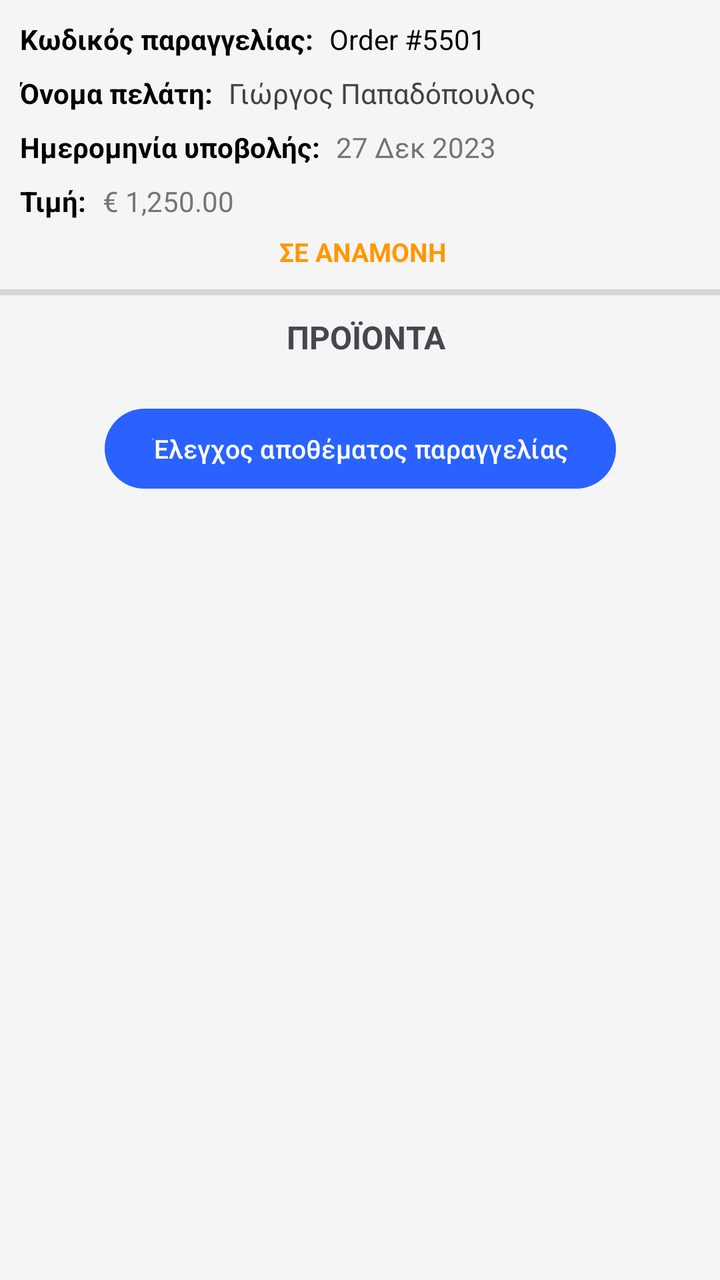
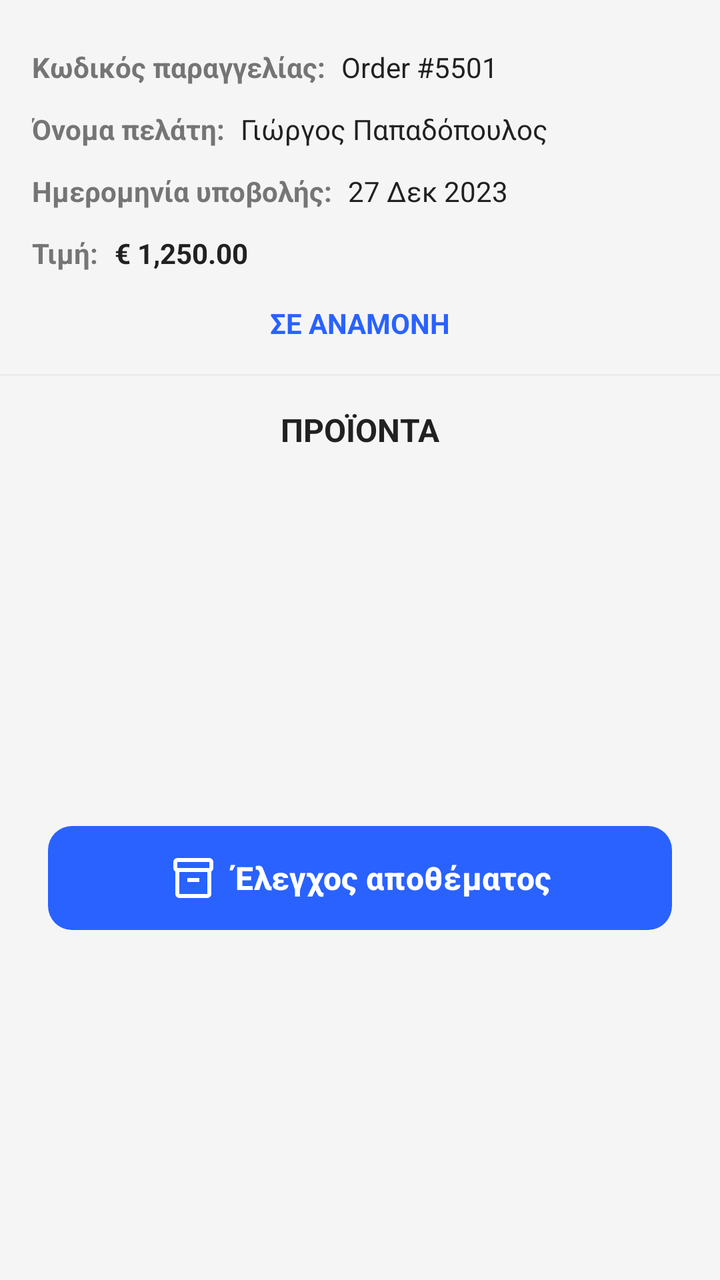

Two renders of the same Android screen: before a commit and after it. Below are the layout's source before the change and the commit's diff.
<!-- AndroidManifest.xml: application theme Theme.Team21 -->
<!-- res/layout/activity_order_preparation_details.xml -->
<?xml version="1.0" encoding="utf-8"?>
<ScrollView xmlns:android="http://schemas.android.com/apk/res/android"
    xmlns:app="http://schemas.android.com/apk/res-auto"
    xmlns:tools="http://schemas.android.com/tools"
    android:layout_width="match_parent"
    android:layout_height="match_parent"
    android:fillViewport="true">

    <androidx.constraintlayout.widget.ConstraintLayout
        android:id="@+id/order_preparation_details"
        android:layout_width="match_parent"
        android:layout_height="wrap_content"
        android:paddingBottom="16dp">

        <TextView
            android:id="@+id/txtOrderDetailsOrderPrice"
            android:layout_width="wrap_content"
            android:layout_height="wrap_content"
            android:layout_marginStart="10dp"
            android:layout_marginTop="8dp"
            android:text="Τιμή:"
            android:textColor="#000000"
            android:textSize="14sp"
            android:textStyle="bold"
            app:layout_constraintStart_toStartOf="parent"
            app:layout_constraintTop_toBottomOf="@+id/txtOrderDetailsOrderSubmissionDate" />

        <TextView
            android:id="@+id/txtOrderDetailsOrderSubmissionDate"
            android:layout_width="wrap_content"
            android:layout_height="wrap_content"
            android:layout_marginStart="10dp"
            android:layout_marginTop="8dp"
            android:text="Ημερομηνία υποβολής:"
            android:textColor="#000000"
            android:textSize="14sp"
            android:textStyle="bold"
            app:layout_constraintStart_toStartOf="parent"
            app:layout_constraintTop_toBottomOf="@+id/txtOrderDetailsOrderCustomerName" />

        <TextView
            android:id="@+id/txtOrderDetailsOrderId"
            android:layout_width="wrap_content"
            android:layout_height="wrap_content"
            android:layout_marginStart="10dp"
            android:layout_marginTop="10dp"
            android:text="Κωδικός παραγγελίας:"
            android:textColor="#000000"
            android:textSize="14sp"
            android:textStyle="bold"
            app:layout_constraintStart_toStartOf="parent"
            app:layout_constraintTop_toTopOf="parent" />

        <TextView
            android:id="@+id/txtOrderDetailsOrderCustomerName"
            android:layout_width="wrap_content"
            android:layout_height="wrap_content"
            android:layout_marginStart="10dp"
            android:layout_marginTop="8dp"
            android:text="Όνομα πελάτη:"
            android:textColor="#000000"
            android:textSize="14sp"
            android:textStyle="bold"
            app:layout_constraintStart_toStartOf="parent"
            app:layout_constraintTop_toBottomOf="@+id/txtOrderDetailsOrderId" />

        <TextView
            android:id="@+id/txtOrderDetailsOrderIdValue"
            android:layout_width="wrap_content"
            android:layout_height="wrap_content"
            android:layout_marginStart="8dp"
            android:layout_marginTop="10dp"
            android:text="Order #5501"
            android:textColor="#000000"
            android:textSize="14sp"
            app:layout_constraintStart_toEndOf="@+id/txtOrderDetailsOrderId"
            app:layout_constraintTop_toTopOf="parent" />

        <TextView
            android:id="@+id/txtOrderDetailsOrderStatus"
            android:layout_width="wrap_content"
            android:layout_height="wrap_content"
            android:layout_marginTop="7dp"
            android:text="ΣΕ ΑΝΑΜΟΝΗ"
            android:textColor="#FF9800"
            android:textSize="13sp"
            android:textStyle="bold"
            app:layout_constraintEnd_toEndOf="parent"
            app:layout_constraintHorizontal_bias="0.506"
            app:layout_constraintStart_toStartOf="parent"
            app:layout_constraintTop_toBottomOf="@+id/txtOrderDetailsOrderPriceValue" />

        <TextView
            android:id="@+id/txtOrderDetailsOrderCustomerNameValue"
            android:layout_width="166dp"
            android:layout_height="wrap_content"
            android:layout_marginStart="8dp"
            android:layout_marginTop="8dp"
            android:text="Γιώργος Παπαδόπουλος"
            android:textColor="#424242"
            android:textSize="14sp"
            app:layout_constraintStart_toEndOf="@+id/txtOrderDetailsOrderCustomerName"
            app:layout_constraintTop_toBottomOf="@+id/txtOrderDetailsOrderIdValue" />

        <TextView
            android:id="@+id/txtOrderDetailsOrderSubmissionDateValue"
            android:layout_width="wrap_content"
            android:layout_height="wrap_content"
            android:layout_marginStart="8dp"
            android:layout_marginTop="8dp"
            android:text="27 Δεκ 2023"
            android:textColor="#757575"
            android:textSize="14sp"
            app:layout_constraintStart_toEndOf="@+id/txtOrderDetailsOrderSubmissionDate"
            app:layout_constraintTop_toBottomOf="@+id/txtOrderDetailsOrderCustomerNameValue" />

        <TextView
            android:id="@+id/txtOrderDetailsOrderPriceValue"
            android:layout_width="wrap_content"
            android:layout_height="wrap_content"
            android:layout_marginStart="8dp"
            android:layout_marginTop="8dp"
            android:text="€ 1,250.00"
            android:textColor="#757575"
            android:textSize="14sp"
            app:layout_constraintStart_toEndOf="@+id/txtOrderDetailsOrderPrice"
            app:layout_constraintTop_toBottomOf="@+id/txtOrderDetailsOrderSubmissionDateValue" />

        <TextView
            android:id="@+id/txtOrderDetailsProductsHeader"
            android:layout_width="wrap_content"
            android:layout_height="wrap_content"
            android:layout_marginTop="10dp"
            android:text="ΠΡΟΪΟΝΤΑ"
            android:textSize="16sp"
            android:textStyle="bold"
            app:layout_constraintEnd_toEndOf="parent"
            app:layout_constraintHorizontal_bias="0.511"
            app:layout_constraintStart_toStartOf="parent"
            app:layout_constraintTop_toBottomOf="@+id/OrderDetailsdivider3" />

        <View
            android:id="@+id/OrderDetailsdivider3"
            android:layout_width="0dp"
            android:layout_height="3dp"
            android:layout_marginTop="10dp"
            android:background="?android:attr/listDivider"
            app:layout_constraintEnd_toEndOf="parent"
            app:layout_constraintStart_toStartOf="parent"
            app:layout_constraintTop_toBottomOf="@+id/txtOrderDetailsOrderStatus" />

        <androidx.recyclerview.widget.RecyclerView
            android:id="@+id/rvOrderDetailsProducts"
            android:layout_width="0dp"
            android:layout_height="wrap_content"
            android:layout_marginTop="5dp"
            android:nestedScrollingEnabled="false"
            app:layout_constraintEnd_toEndOf="parent"
            app:layout_constraintStart_toStartOf="parent"
            app:layout_constraintTop_toBottomOf="@+id/txtOrderDetailsProductsHeader" />

        <Button
            android:id="@+id/btnOrderDetailsStockCheck"
            android:layout_width="wrap_content"
            android:layout_height="wrap_content"
            android:layout_marginTop="16dp"
            android:paddingStart="24dp"
            android:paddingEnd="24dp"
            android:text="Έλεγχος αποθέματος παραγγελίας"
            android:textSize="13sp"
            app:layout_constraintEnd_toEndOf="parent"
            app:layout_constraintStart_toStartOf="parent"
            app:layout_constraintTop_toBottomOf="@+id/rvOrderDetailsProducts" />

    </androidx.constraintlayout.widget.ConstraintLayout>
</ScrollView>
<!-- resources referenced by this layout -->
<resources>
  <style name="Theme.Team21" parent="Base.Theme.Team21" />
  <style name="Base.Theme.Team21" parent="Theme.Material3.DayNight.NoActionBar">
  
          
          <item name="android:windowBackground">@color/bg_light</item>
          <item name="colorSurface">@color/card_light</item>
          <item name="colorSurfaceVariant">@color/input_bg_light</item>
  
          
          <item name="colorOnSurface">@color/text_dark</item>
          <item name="colorOnSurfaceVariant">@color/text_muted_light</item>
  
          <item name="colorOnPrimary">@color/white</item>
  
          
          <item name="colorPrimary">@color/eshop_primary</item>
          <item name="colorSecondary">@color/eshop_accent</item>
  
          <item name="colorError">@color/error_red_light</item>
  
          
          <item name="android:statusBarColor">@color/bg_light</item>
          <item name="android:windowLightStatusBar">true</item>
  
          
          <item name="colorFilterActive">@color/filter_active_light</item>
          <item name="colorFilterUnselected">@color/filter_bg_unselected_light</item>
  
          
          <item name="colorMenuButton">@color/teal_menu_light</item>
      </style>
  <color name="bg_light">#F5F5F5</color>
  <color name="card_light">#FFFFFF</color>
  <color name="input_bg_light">#EBEBEB</color>
  <color name="text_dark">#212121</color>
  <color name="text_muted_light">#757575</color>
  <color name="white">#FFFFFFFF</color>
  <color name="eshop_primary">#2962FF</color>
  <color name="eshop_accent">#FF6D00</color>
  <color name="error_red_light">#D32F2F</color>
  <color name="filter_active_light">#2962FF</color>
  <color name="filter_bg_unselected_light">#E0E0E0</color>
  <color name="teal_menu_light">#009688</color>
</resources>

<!-- the commit's change to res/layout/activity_order_preparation_details.xml (unified diff, before → after) -->
@@ -4,170 +4,179 @@
     xmlns:tools="http://schemas.android.com/tools"
     android:layout_width="match_parent"
     android:layout_height="match_parent"
+    android:background="?android:attr/windowBackground"
     android:fillViewport="true">
 
     <androidx.constraintlayout.widget.ConstraintLayout
         android:id="@+id/order_preparation_details"
         android:layout_width="match_parent"
         android:layout_height="wrap_content"
-        android:paddingBottom="16dp">
+        android:paddingBottom="24dp">
+
+        <TextView
+            android:id="@+id/txtOrderDetailsOrderId"
+            android:layout_width="wrap_content"
+            android:layout_height="wrap_content"
+            android:layout_marginStart="16dp"
+            android:layout_marginTop="24dp"
+            android:text="Κωδικός παραγγελίας:"
+            android:textColor="?attr/colorOnSurfaceVariant"
+            android:textSize="14sp"
+            android:textStyle="bold"
+            app:layout_constraintStart_toStartOf="parent"
+            app:layout_constraintTop_toTopOf="parent" />
+
+        <TextView
+            android:id="@+id/txtOrderDetailsOrderIdValue"
+            android:layout_width="0dp"
+            android:layout_height="wrap_content"
+            android:layout_marginStart="8dp"
+            android:layout_marginEnd="16dp"
+            android:text="Order #5501"
+            android:textColor="?attr/colorOnSurface"
+            android:textSize="14sp"
+            app:layout_constraintBaseline_toBaselineOf="@+id/txtOrderDetailsOrderId"
+            app:layout_constraintEnd_toEndOf="parent"
+            app:layout_constraintStart_toEndOf="@+id/txtOrderDetailsOrderId" />
+
+        <TextView
+            android:id="@+id/txtOrderDetailsOrderCustomerName"
+            android:layout_width="wrap_content"
+            android:layout_height="wrap_content"
+            android:layout_marginStart="16dp"
+            android:layout_marginTop="12dp"
+            android:text="Όνομα πελάτη:"
+            android:textColor="?attr/colorOnSurfaceVariant"
+            android:textSize="14sp"
+            android:textStyle="bold"
+            app:layout_constraintStart_toStartOf="parent"
+            app:layout_constraintTop_toBottomOf="@+id/txtOrderDetailsOrderId" />
+
+        <TextView
+            android:id="@+id/txtOrderDetailsOrderCustomerNameValue"
+            android:layout_width="0dp"
+            android:layout_height="wrap_content"
+            android:layout_marginStart="8dp"
+            android:layout_marginEnd="16dp"
+            android:text="Γιώργος Παπαδόπουλος"
+            android:textColor="?attr/colorOnSurface"
+            android:textSize="14sp"
+            app:layout_constraintBaseline_toBaselineOf="@+id/txtOrderDetailsOrderCustomerName"
+            app:layout_constraintEnd_toEndOf="parent"
+            app:layout_constraintStart_toEndOf="@+id/txtOrderDetailsOrderCustomerName" />
+
+        <TextView
+            android:id="@+id/txtOrderDetailsOrderSubmissionDate"
+            android:layout_width="wrap_content"
+            android:layout_height="wrap_content"
+            android:layout_marginStart="16dp"
+            android:layout_marginTop="12dp"
+            android:text="Ημερομηνία υποβολής:"
+            android:textColor="?attr/colorOnSurfaceVariant"
+            android:textSize="14sp"
+            android:textStyle="bold"
+            app:layout_constraintStart_toStartOf="parent"
+            app:layout_constraintTop_toBottomOf="@+id/txtOrderDetailsOrderCustomerName" />
+
+        <TextView
+            android:id="@+id/txtOrderDetailsOrderSubmissionDateValue"
+            android:layout_width="0dp"
+            android:layout_height="wrap_content"
+            android:layout_marginStart="8dp"
+            android:layout_marginEnd="16dp"
+            android:text="27 Δεκ 2023"
+            android:textColor="?attr/colorOnSurface"
+            android:textSize="14sp"
+            app:layout_constraintBaseline_toBaselineOf="@+id/txtOrderDetailsOrderSubmissionDate"
+            app:layout_constraintEnd_toEndOf="parent"
+            app:layout_constraintStart_toEndOf="@+id/txtOrderDetailsOrderSubmissionDate" />
 
         <TextView
             android:id="@+id/txtOrderDetailsOrderPrice"
             android:layout_width="wrap_content"
             android:layout_height="wrap_content"
-            android:layout_marginStart="10dp"
-            android:layout_marginTop="8dp"
+            android:layout_marginStart="16dp"
+            android:layout_marginTop="12dp"
             android:text="Τιμή:"
-            android:textColor="#000000"
+            android:textColor="?attr/colorOnSurfaceVariant"
             android:textSize="14sp"
             android:textStyle="bold"
             app:layout_constraintStart_toStartOf="parent"
             app:layout_constraintTop_toBottomOf="@+id/txtOrderDetailsOrderSubmissionDate" />
 
         <TextView
-            android:id="@+id/txtOrderDetailsOrderSubmissionDate"
-            android:layout_width="wrap_content"
+            android:id="@+id/txtOrderDetailsOrderPriceValue"
+            android:layout_width="0dp"
             android:layout_height="wrap_content"
-            android:layout_marginStart="10dp"
-            android:layout_marginTop="8dp"
-            android:text="Ημερομηνία υποβολής:"
-            android:textColor="#000000"
+            android:layout_marginStart="8dp"
+            android:layout_marginEnd="16dp"
+            android:text="€ 1,250.00"
+            android:textColor="?attr/colorOnSurface"
             android:textSize="14sp"
             android:textStyle="bold"
-            app:layout_constraintStart_toStartOf="parent"
-            app:layout_constraintTop_toBottomOf="@+id/txtOrderDetailsOrderCustomerName" />
-
-        <TextView
-            android:id="@+id/txtOrderDetailsOrderId"
-            android:layout_width="wrap_content"
-            android:layout_height="wrap_content"
-            android:layout_marginStart="10dp"
-            android:layout_marginTop="10dp"
-            android:text="Κωδικός παραγγελίας:"
-            android:textColor="#000000"
-            android:textSize="14sp"
-            android:textStyle="bold"
-            app:layout_constraintStart_toStartOf="parent"
-            app:layout_constraintTop_toTopOf="parent" />
-
-        <TextView
-            android:id="@+id/txtOrderDetailsOrderCustomerName"
-            android:layout_width="wrap_content"
-            android:layout_height="wrap_content"
-            android:layout_marginStart="10dp"
-            android:layout_marginTop="8dp"
-            android:text="Όνομα πελάτη:"
-            android:textColor="#000000"
-            android:textSize="14sp"
-            android:textStyle="bold"
-            app:layout_constraintStart_toStartOf="parent"
-            app:layout_constraintTop_toBottomOf="@+id/txtOrderDetailsOrderId" />
-
-        <TextView
-            android:id="@+id/txtOrderDetailsOrderIdValue"
-            android:layout_width="wrap_content"
-            android:layout_height="wrap_content"
-            android:layout_marginStart="8dp"
-            android:layout_marginTop="10dp"
-            android:text="Order #5501"
-            android:textColor="#000000"
-            android:textSize="14sp"
-            app:layout_constraintStart_toEndOf="@+id/txtOrderDetailsOrderId"
-            app:layout_constraintTop_toTopOf="parent" />
+            app:layout_constraintBaseline_toBaselineOf="@+id/txtOrderDetailsOrderPrice"
+            app:layout_constraintEnd_toEndOf="parent"
+            app:layout_constraintStart_toEndOf="@+id/txtOrderDetailsOrderPrice" />
 
         <TextView
             android:id="@+id/txtOrderDetailsOrderStatus"
             android:layout_width="wrap_content"
             android:layout_height="wrap_content"
-            android:layout_marginTop="7dp"
+            android:layout_marginTop="16dp"
             android:text="ΣΕ ΑΝΑΜΟΝΗ"
-            android:textColor="#FF9800"
-            android:textSize="13sp"
+            android:textColor="?attr/colorPrimary"
+            android:textSize="14sp"
             android:textStyle="bold"
             app:layout_constraintEnd_toEndOf="parent"
-            app:layout_constraintHorizontal_bias="0.506"
             app:layout_constraintStart_toStartOf="parent"
             app:layout_constraintTop_toBottomOf="@+id/txtOrderDetailsOrderPriceValue" />
 
-        <TextView
-            android:id="@+id/txtOrderDetailsOrderCustomerNameValue"
-            android:layout_width="166dp"
-            android:layout_height="wrap_content"
-            android:layout_marginStart="8dp"
-            android:layout_marginTop="8dp"
-            android:text="Γιώργος Παπαδόπουλος"
-            android:textColor="#424242"
-            android:textSize="14sp"
-            app:layout_constraintStart_toEndOf="@+id/txtOrderDetailsOrderCustomerName"
-            app:layout_constraintTop_toBottomOf="@+id/txtOrderDetailsOrderIdValue" />
-
-        <TextView
-            android:id="@+id/txtOrderDetailsOrderSubmissionDateValue"
-            android:layout_width="wrap_content"
-            android:layout_height="wrap_content"
-            android:layout_marginStart="8dp"
-            android:layout_marginTop="8dp"
-            android:text="27 Δεκ 2023"
-            android:textColor="#757575"
-            android:textSize="14sp"
-            app:layout_constraintStart_toEndOf="@+id/txtOrderDetailsOrderSubmissionDate"
-            app:layout_constraintTop_toBottomOf="@+id/txtOrderDetailsOrderCustomerNameValue" />
-
-        <TextView
-            android:id="@+id/txtOrderDetailsOrderPriceValue"
-            android:layout_width="wrap_content"
-            android:layout_height="wrap_content"
-            android:layout_marginStart="8dp"
-            android:layout_marginTop="8dp"
-            android:text="€ 1,250.00"
-            android:textColor="#757575"
-            android:textSize="14sp"
-            app:layout_constraintStart_toEndOf="@+id/txtOrderDetailsOrderPrice"
-            app:layout_constraintTop_toBottomOf="@+id/txtOrderDetailsOrderSubmissionDateValue" />
+        <View
+            android:id="@+id/OrderDetailsdivider3"
+            android:layout_width="match_parent"
+            android:layout_height="1dp"
+            android:layout_marginTop="16dp"
+            android:background="?attr/colorSurfaceVariant"
+            app:layout_constraintTop_toBottomOf="@+id/txtOrderDetailsOrderStatus" />
 
         <TextView
             android:id="@+id/txtOrderDetailsProductsHeader"
             android:layout_width="wrap_content"
             android:layout_height="wrap_content"
-            android:layout_marginTop="10dp"
+            android:layout_marginTop="16dp"
             android:text="ΠΡΟΪΟΝΤΑ"
+            android:textColor="?attr/colorOnSurface"
             android:textSize="16sp"
             android:textStyle="bold"
             app:layout_constraintEnd_toEndOf="parent"
-            app:layout_constraintHorizontal_bias="0.511"
             app:layout_constraintStart_toStartOf="parent"
             app:layout_constraintTop_toBottomOf="@+id/OrderDetailsdivider3" />
 
-        <View
-            android:id="@+id/OrderDetailsdivider3"
-            android:layout_width="0dp"
-            android:layout_height="3dp"
-            android:layout_marginTop="10dp"
-            android:background="?android:attr/listDivider"
-            app:layout_constraintEnd_toEndOf="parent"
-            app:layout_constraintStart_toStartOf="parent"
-            app:layout_constraintTop_toBottomOf="@+id/txtOrderDetailsOrderStatus" />
-
         <androidx.recyclerview.widget.RecyclerView
             android:id="@+id/rvOrderDetailsProducts"
-            android:layout_width="0dp"
+            android:layout_width="match_parent"
             android:layout_height="wrap_content"
-            android:layout_marginTop="5dp"
+            android:layout_marginTop="12dp"
             android:nestedScrollingEnabled="false"
-            app:layout_constraintEnd_toEndOf="parent"
-            app:layout_constraintStart_toStartOf="parent"
             app:layout_constraintTop_toBottomOf="@+id/txtOrderDetailsProductsHeader" />
 
-        <Button
+        <com.google.android.material.button.MaterialButton
             android:id="@+id/btnOrderDetailsStockCheck"
-            android:layout_width="wrap_content"
-            android:layout_height="wrap_content"
-            android:layout_marginTop="16dp"
-            android:paddingStart="24dp"
-            android:paddingEnd="24dp"
-            android:text="Έλεγχος αποθέματος παραγγελίας"
-            android:textSize="13sp"
+            android:layout_width="0dp"
+            android:layout_height="60dp"
+            android:layout_marginHorizontal="24dp"
+            android:layout_marginTop="24dp"
+            app:backgroundTint="?attr/colorPrimary"
+            android:text="Έλεγχος αποθέματος"
+            android:textColor="?attr/colorOnPrimary"
+            android:textSize="16sp"
+            android:textStyle="bold"
+            app:icon="@drawable/ic_inventory"
+            app:iconSize="24dp"
+            app:iconTint="?attr/colorOnPrimary"
+            app:iconGravity="textStart"
+            app:cornerRadius="12dp"
+            app:layout_constraintBottom_toBottomOf="parent"
             app:layout_constraintEnd_toEndOf="parent"
             app:layout_constraintStart_toStartOf="parent"
             app:layout_constraintTop_toBottomOf="@+id/rvOrderDetailsProducts" />
<!-- resource entries referenced after the edit -->
@@ -1,5 +1,16 @@
 <!-- resources referenced by this layout -->
 <resources>
+  <!-- drawable ic_inventory (drawable) -->
+  <vector xmlns:android="http://schemas.android.com/apk/res/android"
+      android:width="24dp"
+      android:height="24dp"
+      android:viewportWidth="960"
+      android:viewportHeight="960"
+      android:tint="?attr/colorControlNormal">
+    <path
+        android:fillColor="@android:color/white"
+        android:pathData="M200,880Q167,880 143.5,856.5Q120,833 120,800L120,349Q102,338 91,320.5Q80,303 80,280L80,160Q80,127 103.5,103.5Q127,80 160,80L800,80Q833,80 856.5,103.5Q880,127 880,160L880,280Q880,303 869,320.5Q858,338 840,349L840,800Q840,833 816.5,856.5Q793,880 760,880L200,880ZM200,360L200,800Q200,800 200,800Q200,800 200,800L760,800Q760,800 760,800Q760,800 760,800L760,360L200,360ZM160,280L800,280Q800,280 800,280Q800,280 800,280L800,160Q800,160 800,160Q800,160 800,160L160,160Q160,160 160,160Q160,160 160,160L160,280Q160,280 160,280Q160,280 160,280ZM360,560L600,560L600,480L360,480L360,560ZM480,580L480,580L480,580Q480,580 480,580Q480,580 480,580L480,580Q480,580 480,580Q480,580 480,580Z"/>
+  </vector>
   <style name="Theme.Team21" parent="Base.Theme.Team21" />
   <style name="Base.Theme.Team21" parent="Theme.Material3.DayNight.NoActionBar">
   
